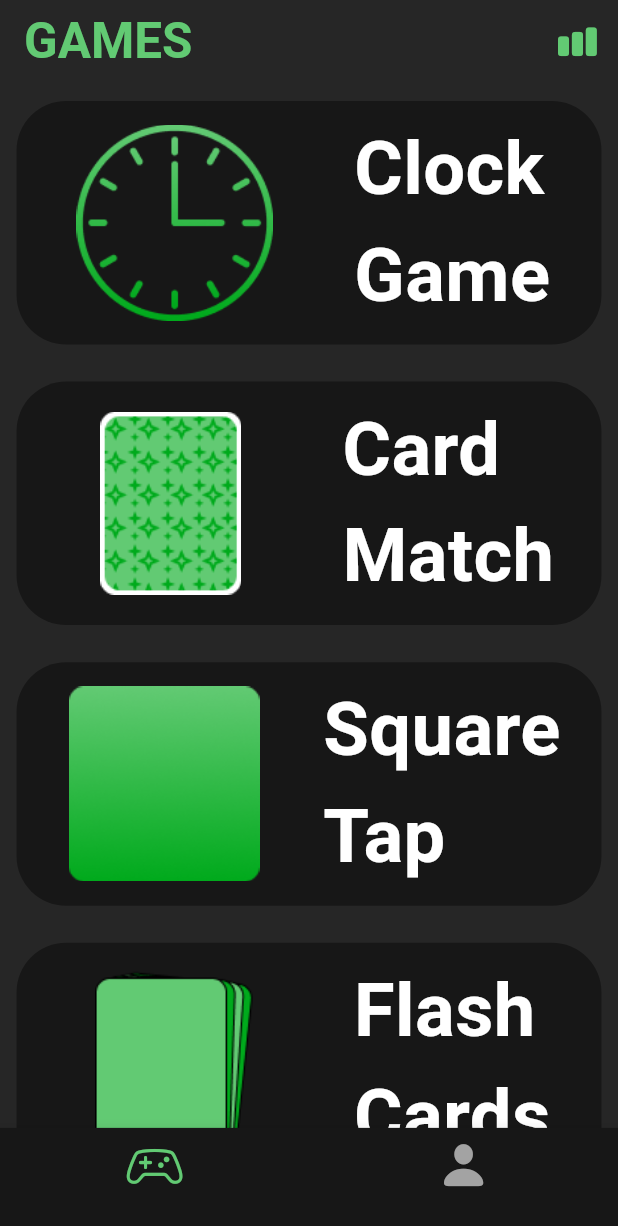
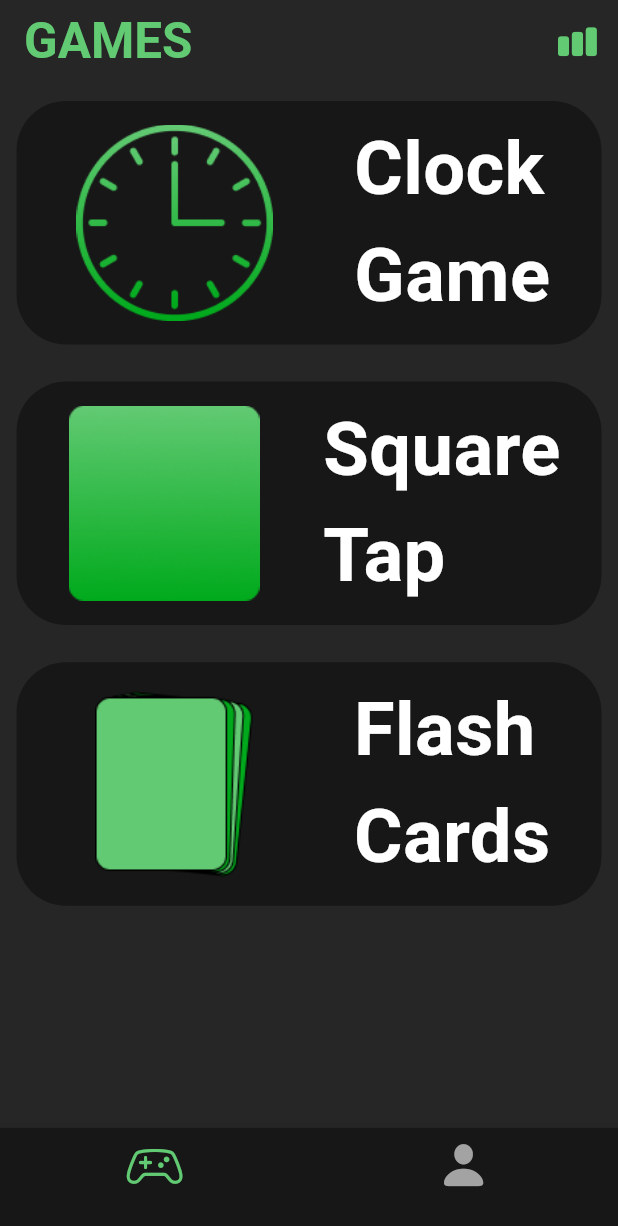
Before and after one commit to sidesshmore/AlzPal_Patient, a Flutter app: the screen it shows after launch, on a phone screen of 412 x 824 dp. Shown: the top 1226 px of the screen. Run offline on Flutter 3.47's test engine with Material 3 defaults, Android fonts, the phone set to English and light mode, and no system bars.

Commit message:
Card Match removed from home screen

```diff
--- a/lib/Home/screen/home_screen.dart
+++ b/lib/Home/screen/home_screen.dart
@@ -22,10 +22,10 @@ class _HomeScreenState extends State<HomeScreen> {
         imagePath: 'assets/Clock.png',
         title: 'Clock\nGame',
         nextScreen: ClockGame()),
-    HomeGame(
-        imagePath: 'assets/Card_Total.png',
-        title: 'Card\nMatch',
-        nextScreen: CardMatch()),
+    // HomeGame(
+    //     imagePath: 'assets/Card_Total.png',
+    //     title: 'Card\nMatch',
+    //     nextScreen: CardMatch()),
     HomeGame(
         imagePath: 'assets/Square.png',
         title: 'Square\nTap',
```
